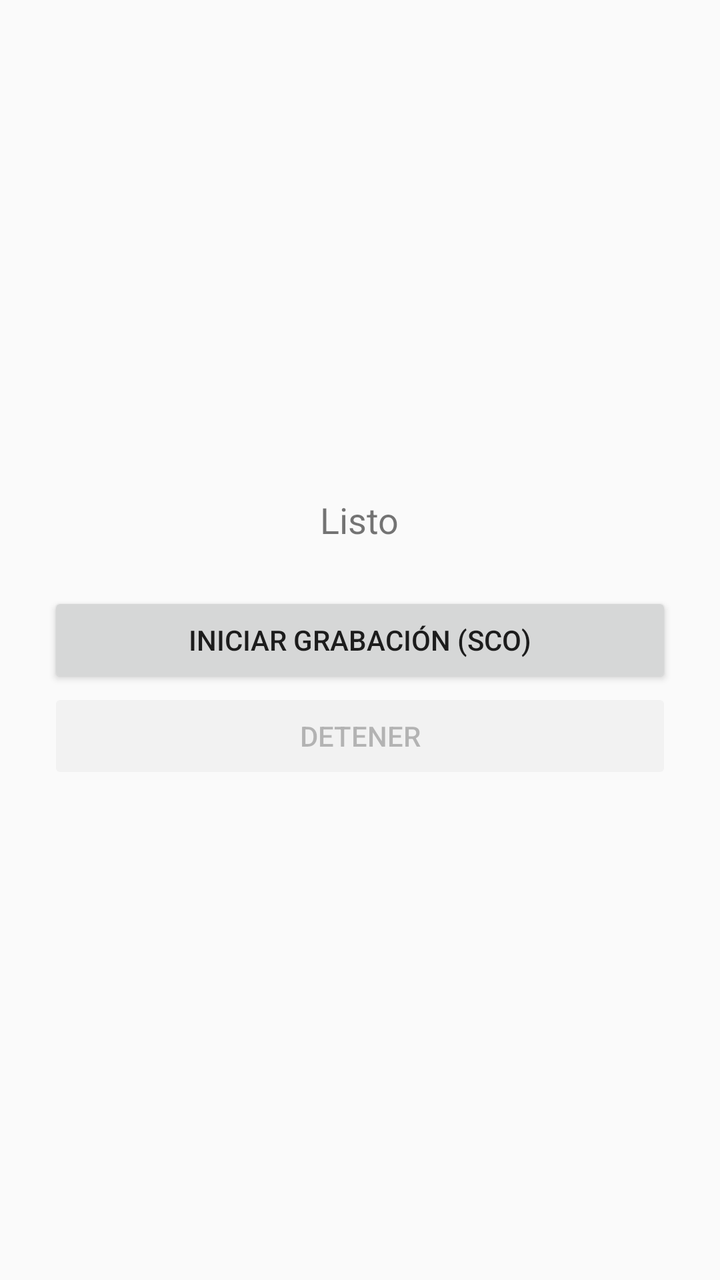
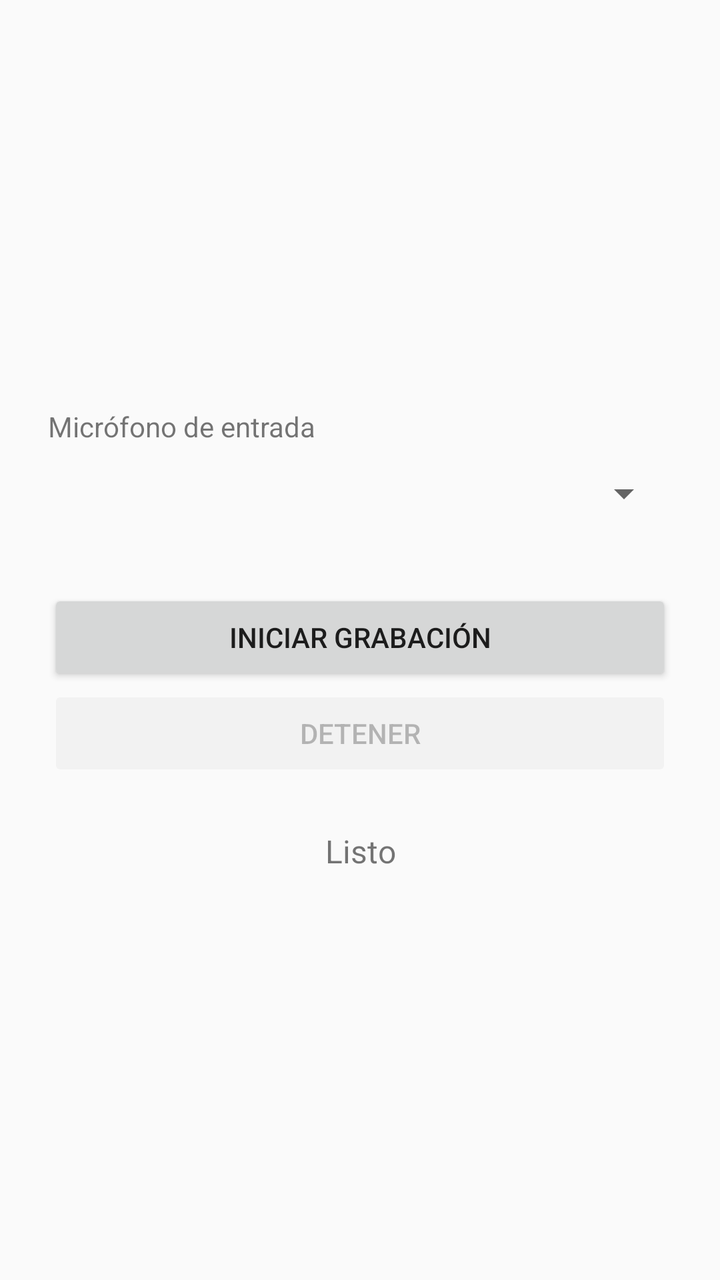

An Android layout rendered at two revisions. The XML below is the earlier revision; the diff shows what the commit changed to produce the second picture.
<!-- AndroidManifest.xml: application theme android:Theme.Material.Light -->
<!-- res/layout/main.xml -->
<?xml version="1.0" encoding="utf-8"?>
<LinearLayout xmlns:android="http://schemas.android.com/apk/res/android"
    android:layout_width="match_parent"
    android:layout_height="match_parent"
    android:gravity="center"
    android:orientation="vertical"
    android:padding="24dp">

    <TextView
        android:id="@+id/status"
        android:layout_width="wrap_content"
        android:layout_height="wrap_content"
        android:layout_marginBottom="24dp"
        android:gravity="center"
        android:text="Listo"
        android:textSize="18sp" />

    <Button
        android:id="@+id/btnStart"
        android:layout_width="match_parent"
        android:layout_height="wrap_content"
        android:text="Iniciar grabación (SCO)" />

    <Button
        android:id="@+id/btnStop"
        android:layout_width="match_parent"
        android:layout_height="wrap_content"
        android:enabled="false"
        android:text="Detener" />
</LinearLayout>
<!-- resources referenced by this layout -->
<resources>

</resources>

<!-- the commit's change to res/layout/main.xml (unified diff, before → after) -->
@@ -7,19 +7,23 @@
     android:padding="24dp">
 
     <TextView
-        android:id="@+id/status"
-        android:layout_width="wrap_content"
+        android:layout_width="match_parent"
+        android:layout_height="wrap_content"
+        android:text="Micrófono de entrada"
+        android:textSize="14sp" />
+
+    <Spinner
+        android:id="@+id/deviceSpinner"
+        android:layout_width="match_parent"
         android:layout_height="wrap_content"
         android:layout_marginBottom="24dp"
-        android:gravity="center"
-        android:text="Listo"
-        android:textSize="18sp" />
+        android:minHeight="48dp" />
 
     <Button
         android:id="@+id/btnStart"
         android:layout_width="match_parent"
         android:layout_height="wrap_content"
-        android:text="Iniciar grabación (SCO)" />
+        android:text="Iniciar grabación" />
 
     <Button
         android:id="@+id/btnStop"
@@ -27,4 +31,13 @@
         android:layout_height="wrap_content"
         android:enabled="false"
         android:text="Detener" />
+
+    <TextView
+        android:id="@+id/status"
+        android:layout_width="match_parent"
+        android:layout_height="wrap_content"
+        android:layout_marginTop="24dp"
+        android:gravity="center"
+        android:text="Listo"
+        android:textSize="16sp" />
 </LinearLayout>
